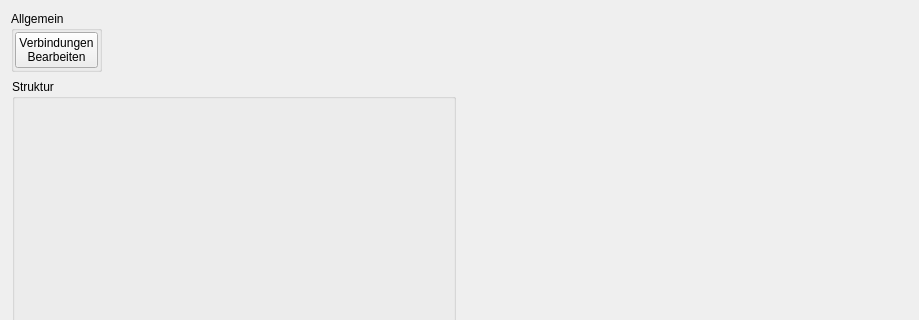
This is qt/doDBMainWindow/doDBMainWindowUi.ui in stackshadow/copilot as Qt 5 draws it before an edit; both pictures show x 0 to 919 and y 0 to 320 of the 919 by 646 pixel window. The edited form follows.
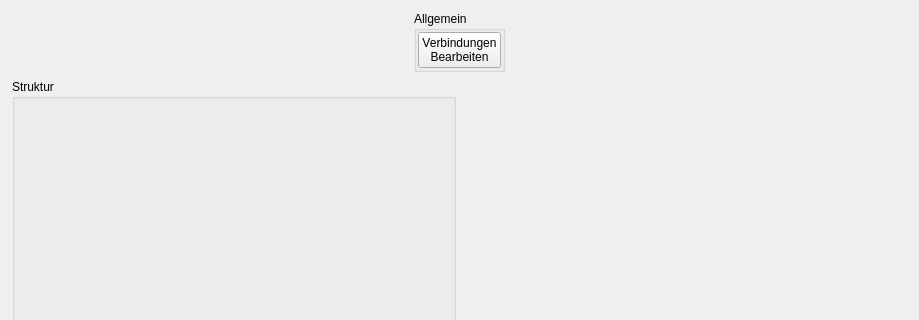
This is the edited form.

```diff
--- a/qt/doDBMainWindow/doDBMainWindowUi.ui
+++ b/qt/doDBMainWindow/doDBMainWindowUi.ui
@@ -15,7 +15,10 @@
   </property>
   <layout class="QVBoxLayout" name="verticalLayout">
    <item>
-    <layout class="QHBoxLayout" name="horizontalLayout">
+    <layout class="QHBoxLayout" name="layoutMainToolBar">
+     <property name="sizeConstraint">
+      <enum>QLayout::SetDefaultConstraint</enum>
+     </property>
      <item>
       <widget class="QGroupBox" name="groupBox">
        <property name="sizePolicy">
@@ -75,19 +78,6 @@
        </layout>
       </widget>
      </item>
-     <item>
-      <spacer name="horizontalSpacer">
-       <property name="orientation">
-        <enum>Qt::Horizontal</enum>
-       </property>
-       <property name="sizeHint" stdset="0">
-        <size>
-         <width>40</width>
-         <height>20</height>
-        </size>
-       </property>
-      </spacer>
-     </item>
     </layout>
    </item>
    <item>
```
Left out of the diff: 2 changed lines with no effect on the pictures.
